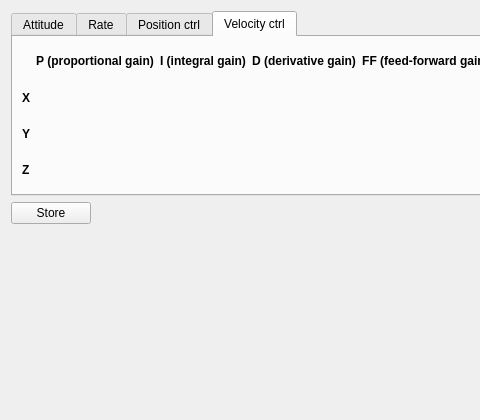
The window that src/cfclient/ui/tabs/tuningTab.ui (bitcraze/crazyflie-clients-python) describes before a commit, drawn with Qt 5; both pictures show x 0 to 480 and y 0 to 420 of the 985 by 420 pixel window.
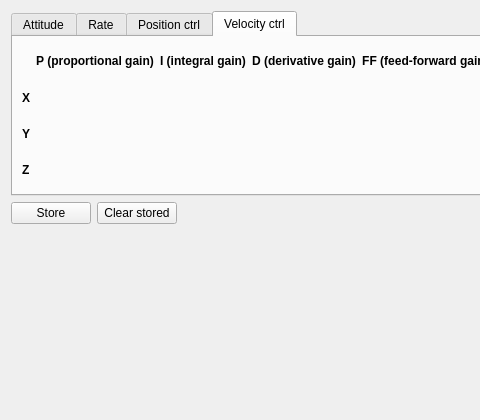
The same window after the commit.

Commit message: Added persistent storage

The edit to the form file:
```diff
--- a/src/cfclient/ui/tabs/tuningTab.ui
+++ b/src/cfclient/ui/tabs/tuningTab.ui
@@ -715,6 +715,13 @@
        </property>
       </widget>
      </item>
+     <item>
+      <widget class="QPushButton" name="clear_stored_button">
+       <property name="text">
+        <string>Clear stored</string>
+       </property>
+      </widget>
+     </item>
      <item>
       <spacer name="horizontalSpacer">
        <property name="orientation">
```
Left out of the diff: 2 changed lines with no effect on the pictures. The commit also changes 2 other files.
